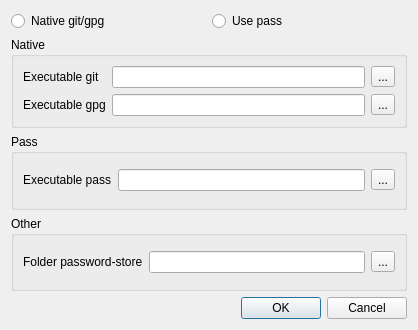
Before: the Qt Designer form dialog.ui in IJHack/QtPass, drawn with Qt 5.
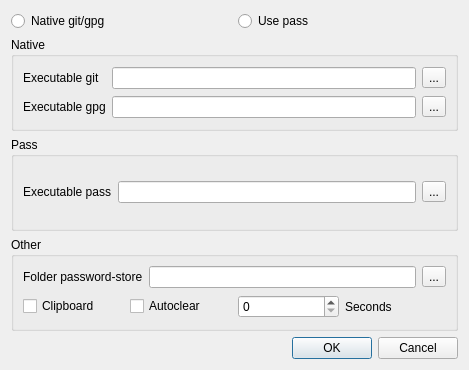
After: the same form once the commit is applied.

Commit message: config and autoclear

What changed in the file:
```diff
--- a/dialog.ui
+++ b/dialog.ui
@@ -6,33 +6,41 @@
    <rect>
     <x>0</x>
     <y>0</y>
-    <width>418</width>
-    <height>330</height>
+    <width>469</width>
+    <height>370</height>
    </rect>
   </property>
   <property name="windowTitle">
    <string>Configuration</string>
   </property>
-  <layout class="QVBoxLayout" name="verticalLayout">
-   <item>
-    <layout class="QHBoxLayout" name="horizontalLayout_5">
-     <item>
-      <widget class="QRadioButton" name="radioButtonNative">
+  <layout class="QGridLayout" name="gridLayout_4">
+   <item row="2" column="0">
+    <widget class="QGroupBox" name="groupBoxPass">
+     <property name="title">
+      <string>Pass</string>
+     </property>
+     <layout class="QGridLayout" name="gridLayout_2">
+      <item row="0" column="1">
+       <widget class="QLineEdit" name="passPath"/>
+      </item>
+      <item row="0" column="2">
+       <widget class="QToolButton" name="toolButtonPass">
        <property name="text">
-        <string>Native git/gpg</string>
+         <string>...</string>
        </property>
       </widget>
      </item>
-     <item>
-      <widget class="QRadioButton" name="radioButtonPass">
+      <item row="0" column="0">
+       <widget class="QLabel" name="labelPassPath">
        <property name="text">
-        <string>Use pass</string>
+         <string>Executable pass</string>
        </property>
       </widget>
      </item>
     </layout>
+    </widget>
    </item>
-   <item>
+   <item row="1" column="0">
     <widget class="QGroupBox" name="groupBoxNative">
      <property name="title">
       <string>Native</string>
@@ -75,43 +83,34 @@
      </layout>
     </widget>
    </item>
-   <item>
-    <widget class="QGroupBox" name="groupBoxPass">
-     <property name="title">
-      <string>Pass</string>
-     </property>
-     <layout class="QGridLayout" name="gridLayout_2">
       <item row="0" column="0">
-       <widget class="QLabel" name="label">
+    <layout class="QHBoxLayout" name="horizontalLayout_5">
+     <item>
+      <widget class="QRadioButton" name="radioButtonNative">
         <property name="text">
-         <string>Executable pass</string>
+        <string>Native git/gpg</string>
         </property>
        </widget>
       </item>
-      <item row="0" column="1">
-       <widget class="QLineEdit" name="passPath"/>
-      </item>
-      <item row="0" column="2">
-       <widget class="QToolButton" name="toolButtonPass">
+     <item>
+      <widget class="QRadioButton" name="radioButtonPass">
         <property name="text">
-         <string>...</string>
+        <string>Use pass</string>
         </property>
        </widget>
       </item>
      </layout>
-    </widget>
    </item>
-   <item>
+   <item row="3" column="0">
     <widget class="QGroupBox" name="groupBox">
      <property name="title">
       <string>Other</string>
      </property>
-     <layout class="QGridLayout" name="gridLayout_3">
-      <item row="0" column="1">
-       <widget class="QLineEdit" name="storePath"/>
-      </item>
+     <layout class="QVBoxLayout" name="verticalLayout">
+      <item>
+       <layout class="QGridLayout" name="gridLayout_5">
       <item row="0" column="0">
-       <widget class="QLabel" name="label_4">
+         <widget class="QLabel" name="labelStorePath">
         <property name="text">
          <string>Folder password-store</string>
         </property>
@@ -124,10 +123,43 @@
         </property>
        </widget>
       </item>
-     </layout>
+        <item row="0" column="1">
+         <widget class="QLineEdit" name="storePath"/>
+        </item>
+       </layout>
+      </item>
+      <item>
+       <layout class="QHBoxLayout" name="horizontalLayout_2">
+        <item>
+         <widget class="QCheckBox" name="checkBoxClipboard">
+          <property name="text">
+           <string>Clipboard</string>
+          </property>
     </widget>
    </item>
    <item>
+         <widget class="QCheckBox" name="checkBoxAutoclear">
+          <property name="text">
+           <string>Autoclear</string>
+          </property>
+         </widget>
+        </item>
+        <item>
+         <widget class="QSpinBox" name="spinBoxAutoclearSeconds"/>
+        </item>
+        <item>
+         <widget class="QLabel" name="labelSeconds">
+          <property name="text">
+           <string>Seconds</string>
+          </property>
+         </widget>
+        </item>
+       </layout>
+      </item>
+     </layout>
+    </widget>
+   </item>
+   <item row="5" column="0">
     <widget class="QDialogButtonBox" name="buttonBox">
      <property name="orientation">
       <enum>Qt::Horizontal</enum>
```
Left out of the diff: 4 changed lines with no effect on the pictures. Lines whose indentation alone changed are shown as unchanged. The commit also changes 6 other files.
